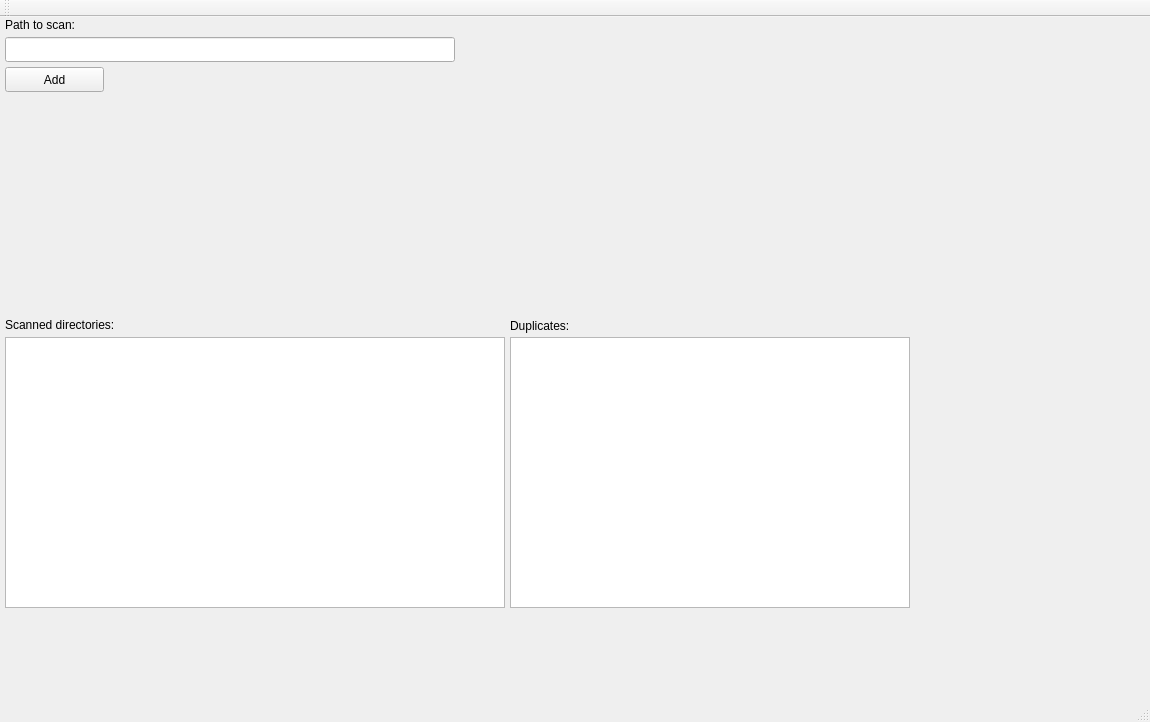
First picture: the form in mainwindow.ui, repository guminssa/DuplicateFinder, before the edit.
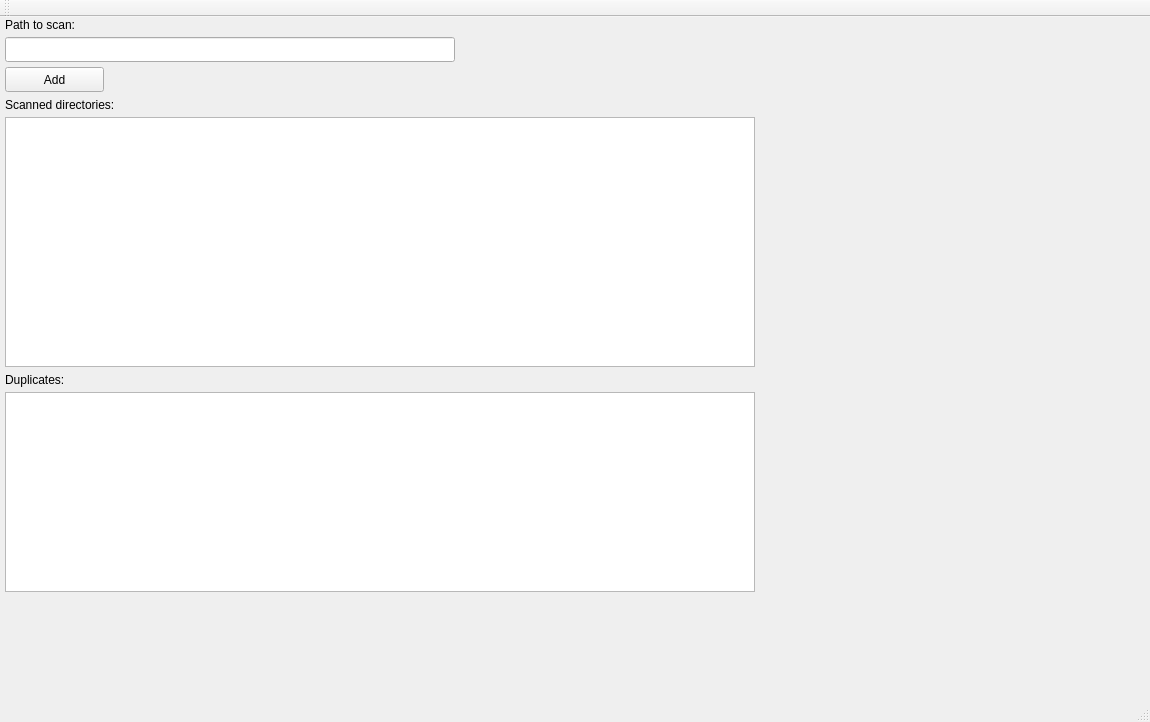
Second picture: the form after the edit.

What changed in the file:
```diff
--- a/mainwindow.ui
+++ b/mainwindow.ui
@@ -18,9 +18,9 @@
     <property name="geometry">
      <rect>
       <x>5</x>
-      <y>320</y>
-      <width>500</width>
-      <height>271</height>
+      <y>100</y>
+      <width>750</width>
+      <height>250</height>
      </rect>
     </property>
    </widget>
@@ -28,9 +28,9 @@
     <property name="geometry">
      <rect>
       <x>5</x>
-      <y>300</y>
+      <y>80</y>
       <width>150</width>
-      <height>16</height>
+      <height>15</height>
      </rect>
     </property>
     <property name="text">
@@ -40,10 +40,10 @@
    <widget class="QLabel" name="label_2">
     <property name="geometry">
      <rect>
-      <x>510</x>
-      <y>300</y>
+      <x>5</x>
+      <y>355</y>
       <width>80</width>
-      <height>17</height>
+      <height>15</height>
      </rect>
     </property>
     <property name="text">
@@ -89,10 +89,10 @@
    <widget class="QListWidget" name="duplicateList">
     <property name="geometry">
      <rect>
-      <x>510</x>
-      <y>320</y>
-      <width>400</width>
-      <height>271</height>
+      <x>5</x>
+      <y>375</y>
+      <width>750</width>
+      <height>200</height>
      </rect>
     </property>
    </widget>
```
